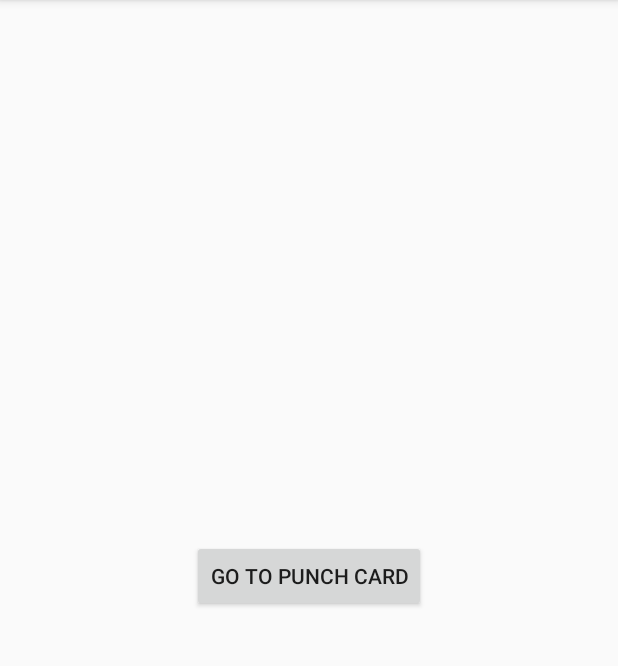
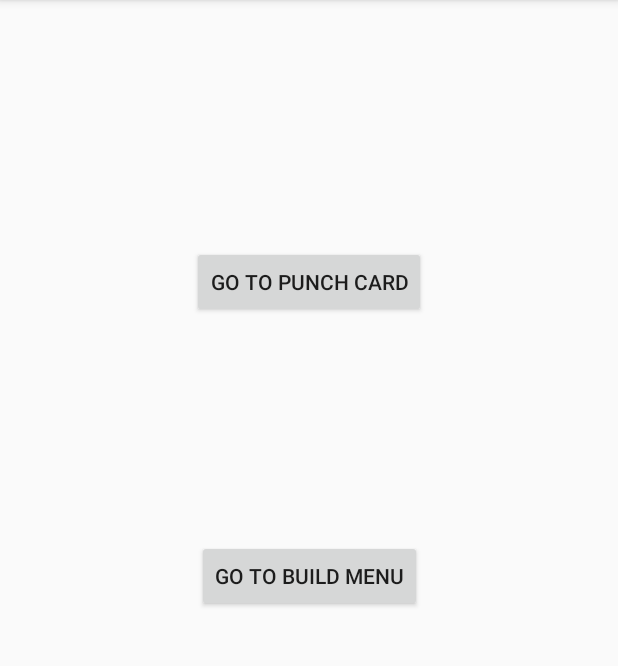
Before and after one commit to jordanburdett/SodaCrazy, an Android app: the screen it shows after launch (MainActivity), on a phone screen of 412 x 824 dp, the part 84-750 px from its top. Run offline under Robolectric (Android 15) with nearby library versions, the phone set to English and light mode, and no system bars.

Commit message:
Add Menu and Build Activities. Build has drop-down menu

```diff
--- a/app/src/main/java/com/group4/sodacrazy/MainActivity.java
+++ b/app/src/main/java/com/group4/sodacrazy/MainActivity.java
@@ -23,4 +23,9 @@ public class MainActivity extends AppCompatActivity {
         Intent intent = new Intent(this, PunchCardActivity.class);
         startActivity(intent);
     }
+
+    public void toBuild(View view) {
+        Intent intent = new Intent(this, BuildActivity.class);
+        startActivity(intent);
+    }
 }
--- a/app/src/main/res/layout/activity_main.xml
+++ b/app/src/main/res/layout/activity_main.xml
@@ -11,9 +11,24 @@
         android:layout_width="wrap_content"
         android:layout_height="wrap_content"
         android:layout_marginTop="24dp"
-        android:layout_marginBottom="24dp"
+        android:layout_marginBottom="8dp"
         android:onClick="toPunch"
         android:text="Go to Punch Card"
+        app:layout_constraintBottom_toTopOf="@+id/build_button"
+        app:layout_constraintEnd_toEndOf="parent"
+        app:layout_constraintStart_toStartOf="parent"
+        app:layout_constraintTop_toTopOf="parent" />
+
+    <Button
+        android:id="@+id/build_button"
+        android:layout_width="wrap_content"
+        android:layout_height="wrap_content"
+        android:layout_marginStart="8dp"
+        android:layout_marginTop="8dp"
+        android:layout_marginEnd="8dp"
+        android:layout_marginBottom="8dp"
+        android:onClick="toBuild"
+        android:text="Go To Build Menu"
         app:layout_constraintBottom_toBottomOf="parent"
         app:layout_constraintEnd_toEndOf="parent"
         app:layout_constraintStart_toStartOf="parent"
--- /dev/null
+++ b/app/src/main/res/layout/activity_menu.xml
@@ -0,0 +1,6 @@
+<?xml version="1.0" encoding="utf-8"?>
+<LinearLayout xmlns:android="http://schemas.android.com/apk/res/android"
+    android:orientation="vertical" android:layout_width="match_parent"
+    android:layout_height="match_parent">
+
+</LinearLayout>
```
Also changed, not shown: app/src/main/AndroidManifest.xml (+12 -0 lines), app/src/main/java/com/group4/sodacrazy/BuildActivity.java (added, +14 -0 lines), app/src/main/java/com/group4/sodacrazy/MenuActivity.java (added, +14 -0 lines), app/src/main/res/layout/activity_build.xml (added, +12 -0 lines), app/src/main/res/values/strings.xml (+7 -0 lines).
